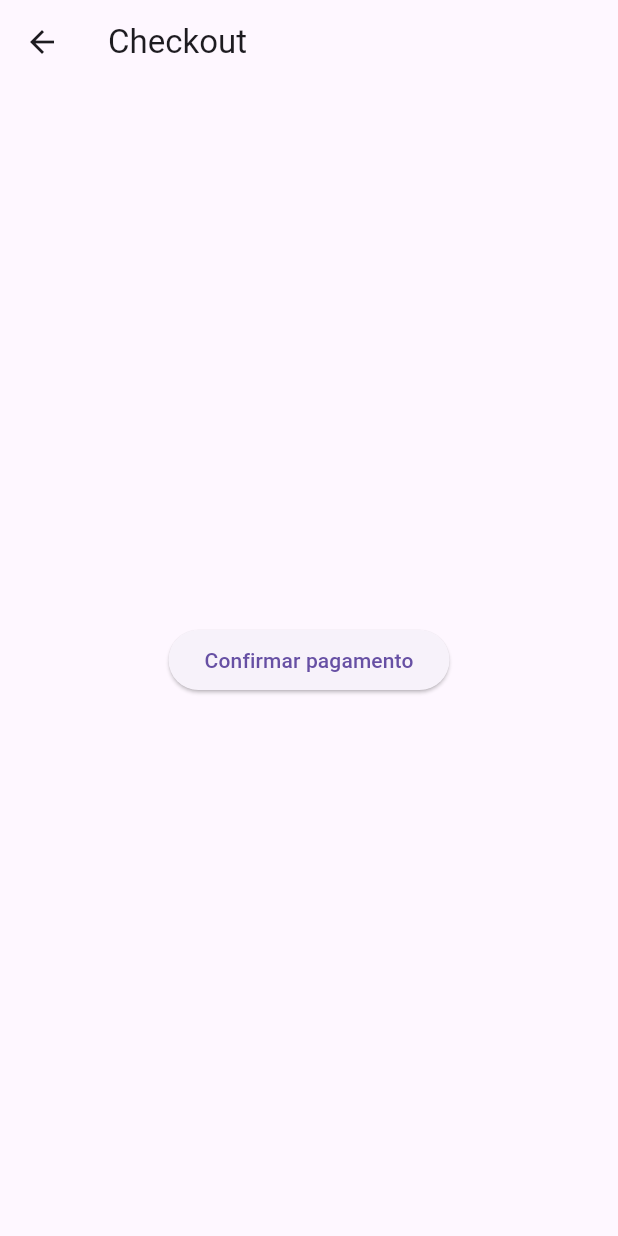
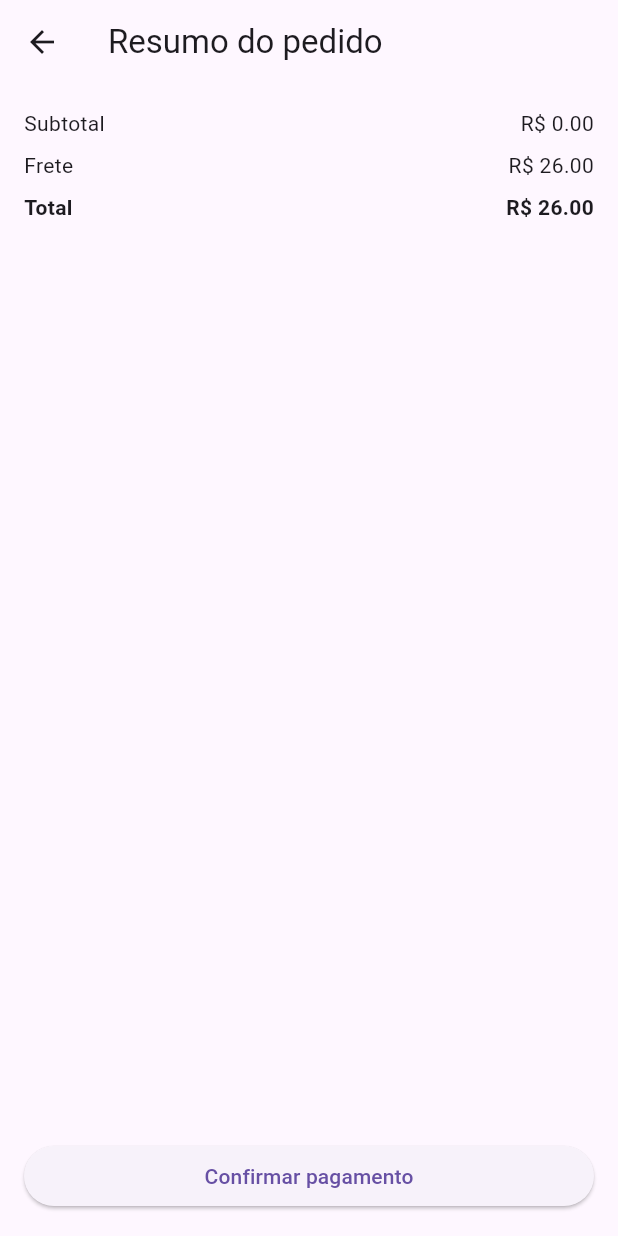
Before and after one commit to ViniPortoDev/flutter-shopping-cart-mvvm, a Flutter app: the CheckoutView screen opened directly, on a phone screen of 412 x 824 dp. Run offline on Flutter 3.47's test engine with Material 3 defaults, Android fonts, the phone set to English and light mode, and no system bars; network calls fail.

Commit message:
feat: Transforming the checkout screen into a summary with the shipping cost makes sense within the current checkout flow.

```diff
--- a/lib/features/checkout/view/checkout_view.dart
+++ b/lib/features/checkout/view/checkout_view.dart
@@ -1,35 +1,79 @@
 import 'package:flutter/material.dart';
 import 'package:provider/provider.dart';
 
-import '../../cart/store/cart_store.dart';
 import '../../../app/routes.dart';
+import '../viewmodel/checkout_viewmodel.dart';
 
 class CheckoutView extends StatelessWidget {
   const CheckoutView({super.key});
 
   @override
   Widget build(BuildContext context) {
-    final cartStore = context.watch<CartStore>();
+    final vm = context.watch<CheckoutViewModel>();
 
     return Scaffold(
-      appBar: AppBar(title: const Text('Checkout')),
-      body: Center(
-        child: cartStore.isLoading
-            ? const CircularProgressIndicator()
+      appBar: AppBar(title: const Text('Resumo do pedido')),
+      body: Padding(
+        padding: const EdgeInsets.all(16),
+        child: Column(
+          crossAxisAlignment: CrossAxisAlignment.stretch,
+          children: [
+            Row(
+              mainAxisAlignment: MainAxisAlignment.spaceBetween,
+              children: [
+                const Text('Subtotal'),
+                Text('R\$ ${vm.subtotal.toStringAsFixed(2)}'),
+              ],
+            ),
+            const SizedBox(height: 8),
+            Row(
+              mainAxisAlignment: MainAxisAlignment.spaceBetween,
+              children: [
+                const Text('Frete'),
+                Text('R\$ ${vm.freight.toStringAsFixed(2)}'),
+              ],
+            ),
+            const SizedBox(height: 8),
+            Row(
+              mainAxisAlignment: MainAxisAlignment.spaceBetween,
+              children: [
+                const Text(
+                  'Total',
+                  style: TextStyle(fontWeight: FontWeight.bold),
+                ),
+                Text(
+                  'R\$ ${vm.total.toStringAsFixed(2)}',
+                  style: const TextStyle(fontWeight: FontWeight.bold),
+                ),
+              ],
+            ),
+            const Spacer(),
+            vm.isLoading
+                ? const Center(child: CircularProgressIndicator())
                 : ElevatedButton(
-                child: const Text('Confirmar pagamento'),
                     onPressed: () async {
-                  final success = await cartStore.checkout();
+                      final ok = await vm.confirmPayment();
 
-                  if (!success) {
-                    ScaffoldMessenger.of(
-                      context,
-                    ).showSnackBar(SnackBar(content: Text(cartStore.error!)));
+                      if (!context.mounted) return;
+
+                      if (!ok) {
+                        ScaffoldMessenger.of(context).showSnackBar(
+                          SnackBar(
+                            content: Text(vm.error ?? 'Erro no pagamento'),
+                          ),
+                        );
                         return;
                       }
 
-                  Navigator.pushReplacementNamed(context, Routes.success);
+                      Navigator.pushReplacementNamed(
+                        context,
+                        Routes.success,
+                        arguments: vm.freight,
+                      );
                     },
+                    child: const Text('Confirmar pagamento'),
+                  ),
+          ],
         ),
       ),
     );
```
Lines whose indentation alone changed are shown as unchanged.
